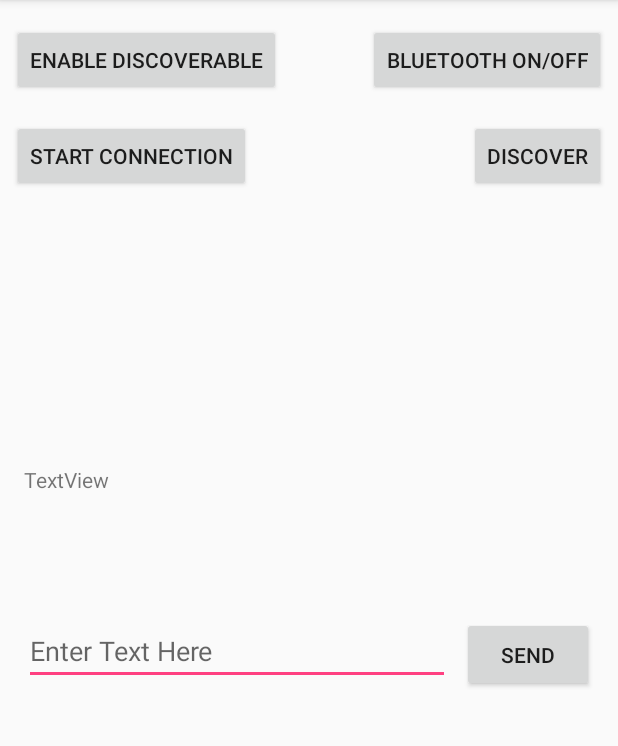
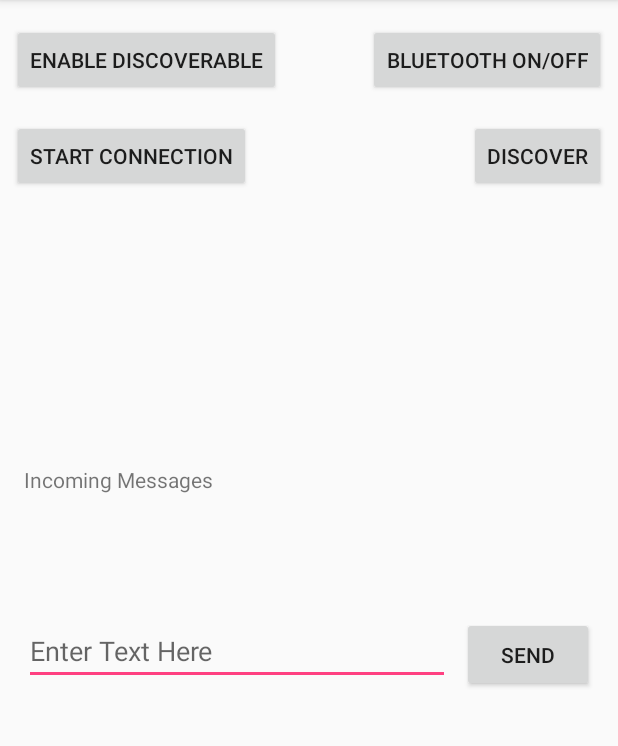
Before and after one commit to zoko0/wsd17z, an Android app: the screen it shows after launch (MainActivity), on a phone screen of 412 x 824 dp, the part 84-830 px from its top. Run offline under Robolectric (Android 15) with nearby library versions, the phone set to English and light mode, and no system bars.

Commit message:
Poprawilem czat

```diff
--- a/app/src/main/java/zokoo/wsd_chat/MainActivity.java
+++ b/app/src/main/java/zokoo/wsd_chat/MainActivity.java
@@ -141,7 +141,7 @@ public class MainActivity extends AppCompatActivity implements AdapterView.OnIte
         public void onReceive(Context context, Intent intent) {
             String text = intent.getStringExtra("theMessage");
             messages.append(text + "\n");
-            etText.setText("");
+            incomingMessages.setText(messages);
         }
     };
 
@@ -164,6 +164,8 @@ public class MainActivity extends AppCompatActivity implements AdapterView.OnIte
 
         System.out.println("Wlaczenie aplikacji.");
 
+        incomingMessages = (TextView) findViewById(R.id.incomingMessage);
+        messages = new StringBuilder();
         LocalBroadcastManager.getInstance(this).registerReceiver(mReceiver5, new IntentFilter("incomingMessage "));
 
         IntentFilter filter = new IntentFilter(BluetoothDevice.ACTION_BOND_STATE_CHANGED);
@@ -191,6 +193,7 @@ public class MainActivity extends AppCompatActivity implements AdapterView.OnIte
                 System.out.println("Przycisk: Wyslij wiadomosc");
                 byte[] bytes = etText.getText().toString().getBytes(Charset.defaultCharset());
                 mBluetoothConnection.write(bytes);
+                etText.setText("");
             }
         });
     }
--- a/app/src/main/res/layout/activity_main.xml
+++ b/app/src/main/res/layout/activity_main.xml
@@ -74,7 +74,7 @@
         app:layout_constraintHorizontal_bias="0.0"
         app:layout_constraintLeft_toLeftOf="parent"
         app:layout_constraintStart_toStartOf="parent"
-        app:layout_constraintTop_toBottomOf="@+id/textView" />
+        app:layout_constraintTop_toBottomOf="@+id/incomingMessage" />
 
     <Button
         android:id="@+id/send"
@@ -84,17 +84,17 @@
         android:layout_marginTop="16dp"
         android:text="SEND"
         app:layout_constraintRight_toRightOf="parent"
-        app:layout_constraintTop_toBottomOf="@+id/textView" />
+        app:layout_constraintTop_toBottomOf="@+id/incomingMessage" />
 
     <TextView
-        android:id="@+id/textView"
+        android:id="@+id/incomingMessage"
         android:layout_width="0dp"
         android:layout_height="85dp"
         android:layout_marginEnd="16dp"
         android:layout_marginLeft="16dp"
         android:layout_marginStart="16dp"
         android:layout_marginTop="16dp"
-        android:text="TextView"
+        android:text="Incoming Messages"
         app:layout_constraintEnd_toEndOf="parent"
         app:layout_constraintHorizontal_bias="0.0"
         app:layout_constraintLeft_toLeftOf="parent"
```
